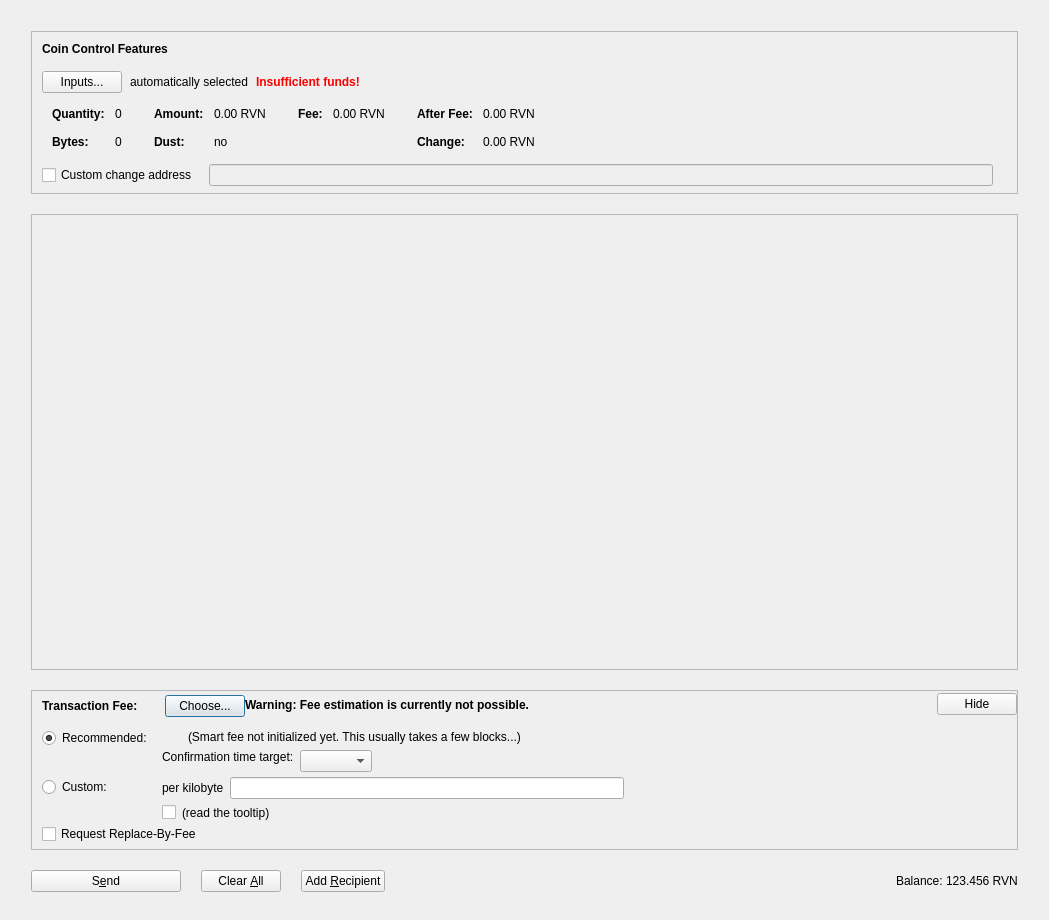
morrigan-ai/MRG, file src/qt/forms/sendcoinsdialog.ui: the form before one commit.
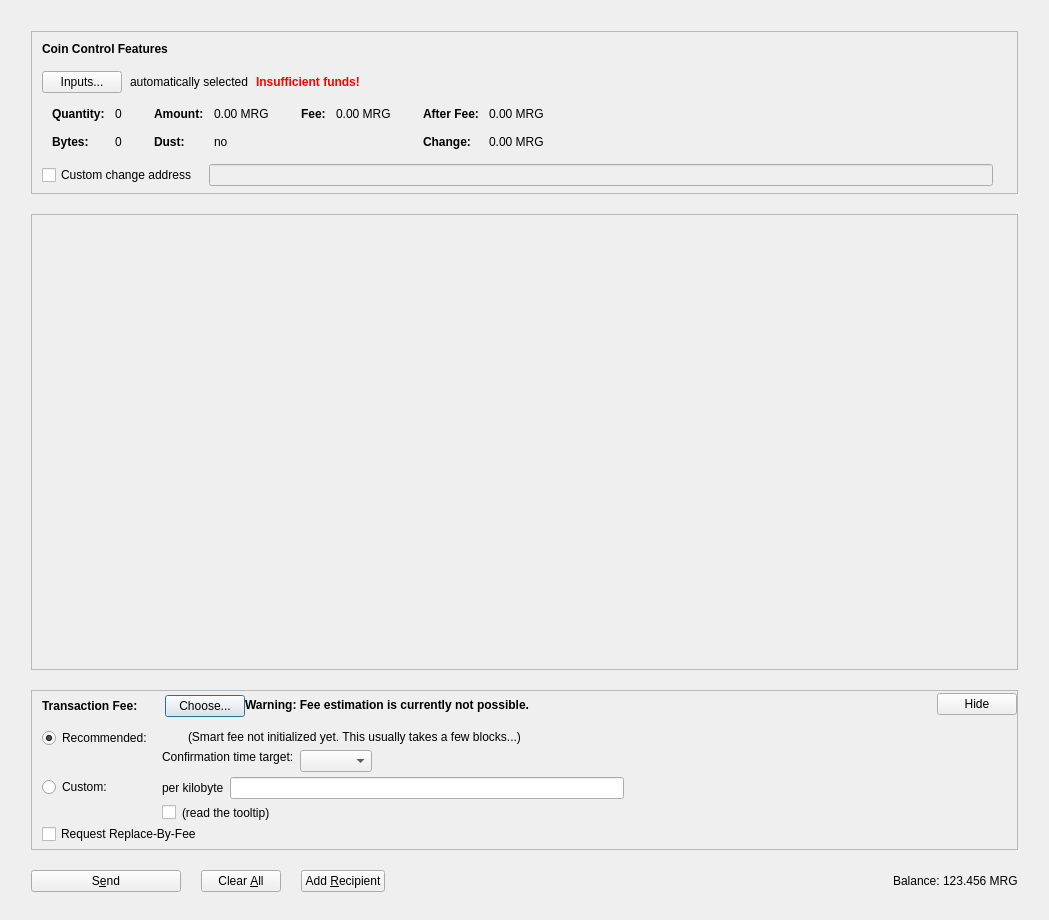
The form after the commit. Icons and pictures are not drawn. Custom widgets are drawn as their Qt base class.

```diff
--- a/src/qt/forms/sendcoinsdialog.ui
+++ b/src/qt/forms/sendcoinsdialog.ui
@@ -341,7 +341,7 @@
                     <enum>Qt::ActionsContextMenu</enum>
                    </property>
                    <property name="text">
-                    <string notr="true">0.00 RVN</string>
+                    <string notr="true">0.00 MRG</string>
                    </property>
                    <property name="textInteractionFlags">
                     <set>Qt::LinksAccessibleByMouse|Qt::TextSelectableByKeyboard|Qt::TextSelectableByMouse</set>
@@ -421,7 +421,7 @@
                     <enum>Qt::ActionsContextMenu</enum>
                    </property>
                    <property name="text">
-                    <string notr="true">0.00 RVN</string>
+                    <string notr="true">0.00 MRG</string>
                    </property>
                    <property name="textInteractionFlags">
                     <set>Qt::LinksAccessibleByMouse|Qt::TextSelectableByKeyboard|Qt::TextSelectableByMouse</set>
@@ -472,7 +472,7 @@
                     <enum>Qt::ActionsContextMenu</enum>
                    </property>
                    <property name="text">
-                    <string notr="true">0.00 RVN</string>
+                    <string notr="true">0.00 MRG</string>
                    </property>
                    <property name="textInteractionFlags">
                     <set>Qt::LinksAccessibleByMouse|Qt::TextSelectableByKeyboard|Qt::TextSelectableByMouse</set>
@@ -501,7 +501,7 @@
                     <enum>Qt::ActionsContextMenu</enum>
                    </property>
                    <property name="text">
-                    <string notr="true">0.00 RVN</string>
+                    <string notr="true">0.00 MRG</string>
                    </property>
                    <property name="textInteractionFlags">
                     <set>Qt::LinksAccessibleByMouse|Qt::TextSelectableByKeyboard|Qt::TextSelectableByMouse</set>
@@ -1267,7 +1267,7 @@
             <cursorShape>IBeamCursor</cursorShape>
            </property>
            <property name="text">
-            <string notr="true">123.456 RVN</string>
+            <string notr="true">123.456 MRG</string>
            </property>
            <property name="textInteractionFlags">
             <set>Qt::LinksAccessibleByMouse|Qt::TextSelectableByKeyboard|Qt::TextSelectableByMouse</set>
```
Left out of the diff: 18 changed lines with no effect on the pictures.
